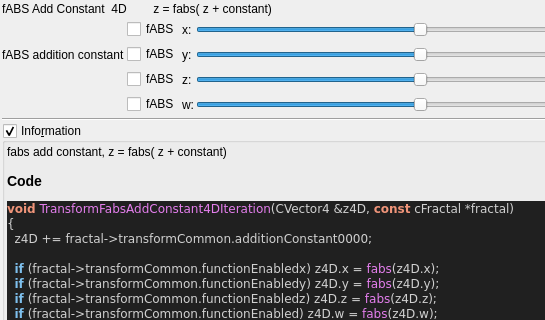
First picture: the form in mandelbulber2/qt_data/fractal_transf_fabs_add_constant_4D.ui, repository buddhi1980/mandelbulber2, before the edit; both pictures show x 0 to 545 and y 0 to 320 of the 736 by 637 pixel window.
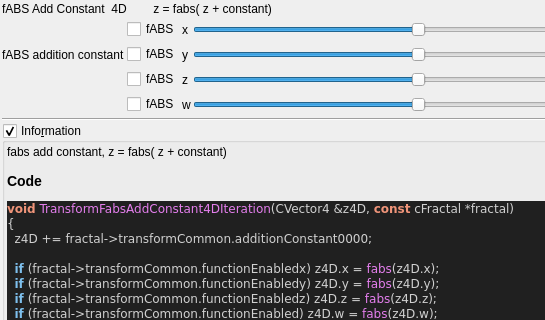
Second picture: the form after the edit. Custom widgets are drawn as their Qt base class.

The edit to the form file:
```diff
--- a/mandelbulber2/qt_data/fractal_transf_fabs_add_constant_4D.ui
+++ b/mandelbulber2/qt_data/fractal_transf_fabs_add_constant_4D.ui
@@ -58,7 +58,7 @@
      <item row="1" column="2">
       <widget class="QLabel" name="label_25">
        <property name="text">
-        <string>y:</string>
+        <string notr="true">y</string>
        </property>
       </widget>
      </item>
@@ -115,7 +115,7 @@
      <item row="2" column="2">
       <widget class="QLabel" name="label_24">
        <property name="text">
-        <string>z:</string>
+        <string notr="true">z</string>
        </property>
       </widget>
      </item>
@@ -150,7 +150,7 @@
      <item row="0" column="2">
       <widget class="QLabel" name="label_22">
        <property name="text">
-        <string>x:</string>
+        <string notr="true">x</string>
        </property>
       </widget>
      </item>
@@ -240,7 +240,7 @@
      <item row="3" column="2">
       <widget class="QLabel" name="label_26">
        <property name="text">
-        <string>w:</string>
+        <string notr="true">w</string>
        </property>
       </widget>
      </item>
```
